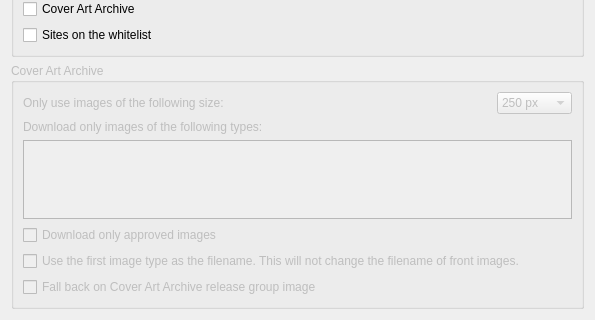
The window that ui/options_cover.ui (metabrainz/picard) describes before a commit, drawn with Qt 5; both pictures show x 0 to 595 and y 240 to 560 of the 595 by 560 pixel window.
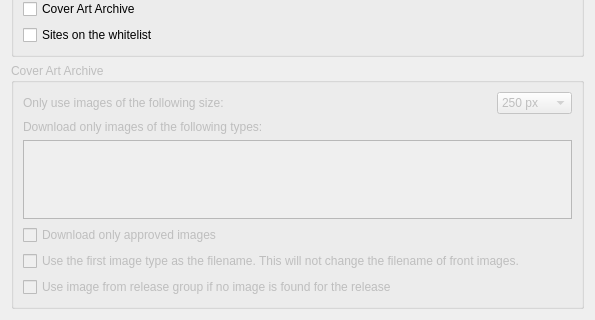
The same window after the commit.

Commit message:
Use a more explicit description for release group image fallback feature
Also, since option is now in CAA ui group, no need to indicate it is related to CAA.

The edit to the form file:
```diff
--- a/ui/options_cover.ui
+++ b/ui/options_cover.ui
@@ -213,7 +213,7 @@
      <item>
 	  <widget class="QCheckBox" name="caprovider_caa_release_group">
         <property name="text">
-         <string>Fall back on Cover Art Archive release group image</string>
+         <string>Use image from release group if no image is found for the release</string>
         </property>
        </widget>
       </item>
```
The commit also changes 2 other files.
